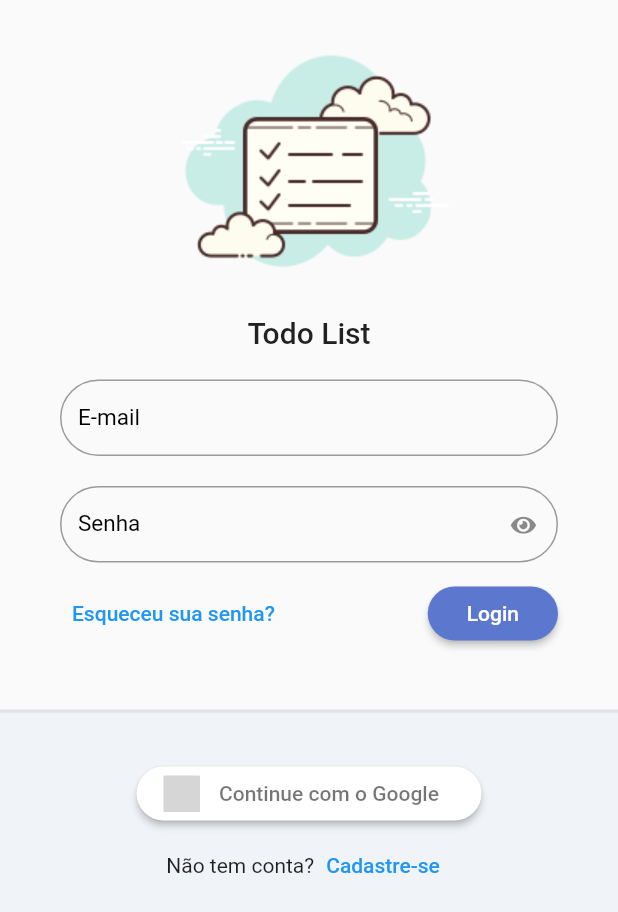
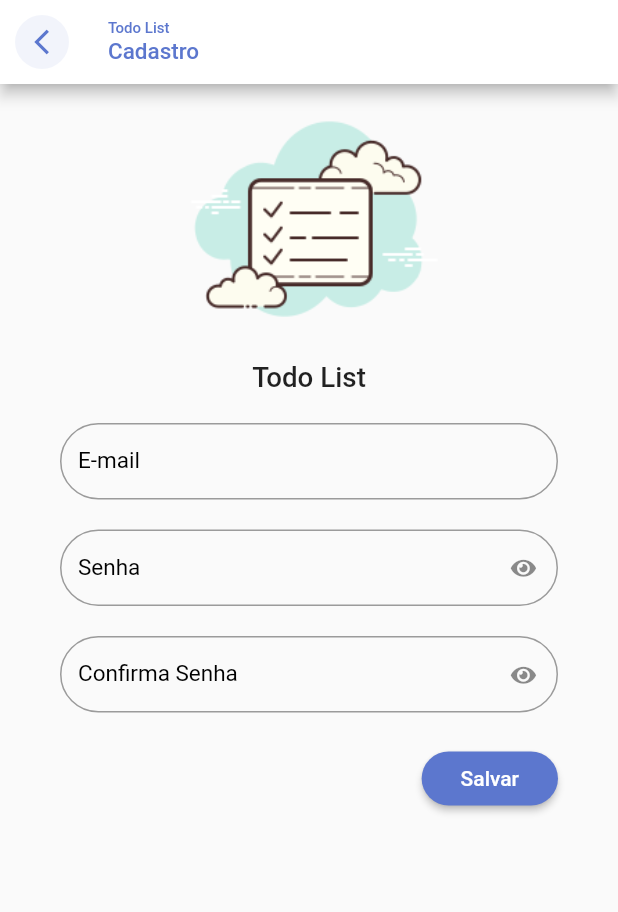
Before and after one commit to rodrigorahman/af_2_0_todo_list_provider, a Flutter app: the screen it shows after launch, after a tap on "Cadastre-se", on a phone screen of 412 x 824 dp. Shown: the top 912 px of the screen. Run offline on Flutter 3.47's test engine with Material 2 defaults, Android fonts, the phone set to English and light mode, and no system bars; our stand-ins replace flutter_signin_button, google_fonts, sqflite, sqflite_common, synchronized; accounts and stored records are empty; Roboto replaces fonts that are missing (Mandali); grey boxes are pictures that could not be loaded.

Commit message:
finalizando tela de cadastro

```diff
--- a/lib/app/modules/auth/auth_module.dart
+++ b/lib/app/modules/auth/auth_module.dart
@@ -1,6 +1,8 @@
 import 'package:provider/provider.dart';
 import 'package:todo_list_provider/app/core/modules/todo_list_module.dart';
 import 'package:todo_list_provider/app/modules/auth/login/login_controller.dart';
+import 'package:todo_list_provider/app/modules/auth/register/register_controller.dart';
+import 'package:todo_list_provider/app/modules/auth/register/register_page.dart';
 
 import 'login/login_page.dart';
 
@@ -11,9 +13,13 @@ class AuthModule extends TodoListModule {
             ChangeNotifierProvider(
               create: (_) => LoginController(),
             ),
+             ChangeNotifierProvider(
+              create: (_) => RegisterController(),
+            ),
           ],
           routers: {
             '/login': (context) => LoginPage(),
+            '/register': (context) => RegisterPage(),
           },
         );
 }
--- a/lib/app/modules/auth/login/login_page.dart
+++ b/lib/app/modules/auth/login/login_page.dart
@@ -103,7 +103,9 @@ class LoginPage extends StatelessWidget {
                               children: [
                                 Text('Não tem conta?'),
                                 TextButton(
-                                  onPressed: () {},
+                                  onPressed: () {
+                                    Navigator.of(context).pushNamed('/register');
+                                  },
                                   child: Text('Cadastre-se'),
                                 )
                               ],
--- /dev/null
+++ b/lib/app/modules/auth/register/register_controller.dart
@@ -0,0 +1,5 @@
+import 'package:flutter/material.dart';
+
+class RegisterController extends ChangeNotifier {
+
+}
--- /dev/null
+++ b/lib/app/modules/auth/register/register_page.dart
@@ -0,0 +1,98 @@
+import 'package:flutter/material.dart';
+import 'package:todo_list_provider/app/core/ui/theme_extensions.dart';
+import 'package:todo_list_provider/app/core/widget/todo_list_field.dart';
+import 'package:todo_list_provider/app/core/widget/todo_list_logo.dart';
+
+class RegisterPage extends StatelessWidget {
+  RegisterPage({Key? key}) : super(key: key);
+
+  @override
+  Widget build(BuildContext context) {
+    return Scaffold(
+      appBar: AppBar(
+        automaticallyImplyLeading: false,
+        backgroundColor: Colors.white,
+        title: Column(
+          crossAxisAlignment: CrossAxisAlignment.start,
+          children: [
+            Text(
+              'Todo List',
+              style: TextStyle(fontSize: 10, color: context.primaryColor),
+            ),
+            Text(
+              'Cadastro',
+              style: TextStyle(fontSize: 15, color: context.primaryColor),
+            )
+          ],
+        ),
+        leading: IconButton(
+          onPressed: () => Navigator.pop(context),
+          icon: ClipOval(
+            child: Container(
+              color: context.primaryColor.withAlpha(20),
+              padding: const EdgeInsets.all(8),
+              child: Icon(
+                Icons.arrow_back_ios_outlined,
+                size: 20,
+                color: context.primaryColor,
+              ),
+            ),
+          ),
+        ),
+      ),
+      body: ListView(
+        children: [
+          Container(
+            height: MediaQuery.of(context).size.width * .5,
+            child: FittedBox(
+              child: TodoListLogo(),
+              fit: BoxFit.fitHeight,
+            ),
+          ),
+          Padding(
+            padding: const EdgeInsets.symmetric(horizontal: 40, vertical: 20),
+            child: Form(
+              child: Column(
+                children: [
+                  TodoListField(label: 'E-mail'),
+                  SizedBox(
+                    height: 20,
+                  ),
+                  TodoListField(
+                    label: 'Senha',
+                    obscureText: true,
+                  ),
+                  SizedBox(
+                    height: 20,
+                  ),
+                  TodoListField(
+                    label: 'Confirma Senha',
+                    obscureText: true,
+                  ),
+                  SizedBox(
+                    height: 20,
+                  ),
+                  Align(
+                    alignment: Alignment.bottomRight,
+                    child: ElevatedButton(
+                      onPressed: () {},
+                      child: Padding(
+                        padding: const EdgeInsets.all(10.0),
+                        child: Text('Salvar'),
+                      ),
+                      style: ElevatedButton.styleFrom(
+                        shape: RoundedRectangleBorder(
+                          borderRadius: BorderRadius.circular(20),
+                        ),
+                      ),
+                    ),
+                  )
+                ],
+              ),
+            ),
+          ),
+        ],
+      ),
+    );
+  }
+}
```
